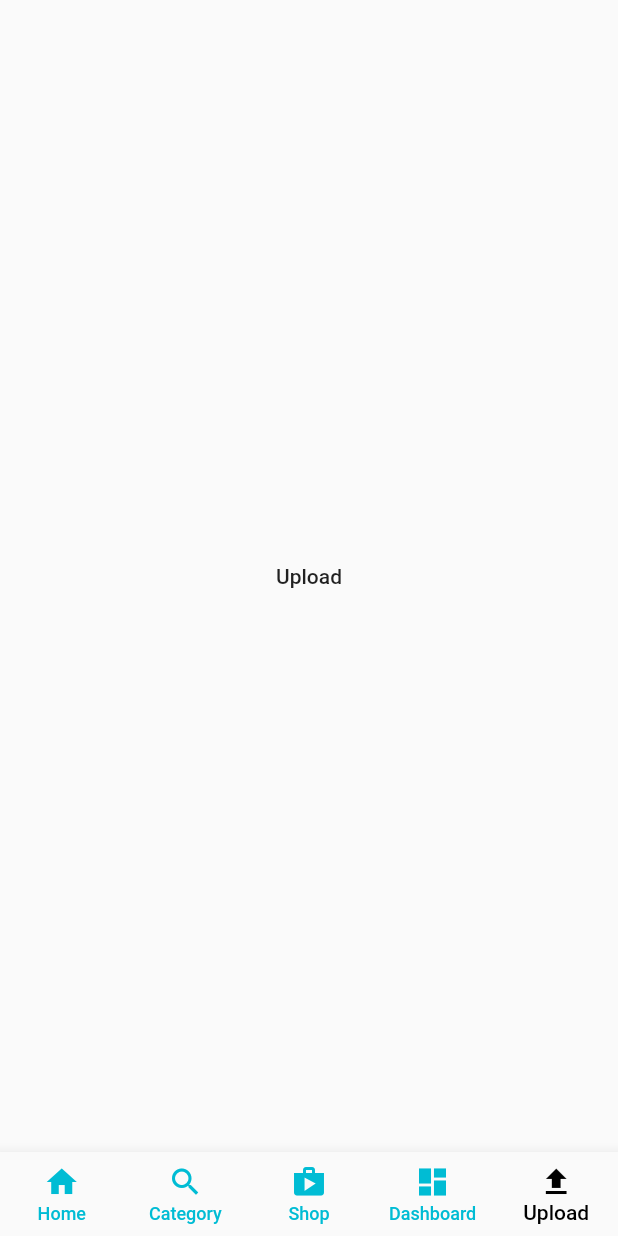
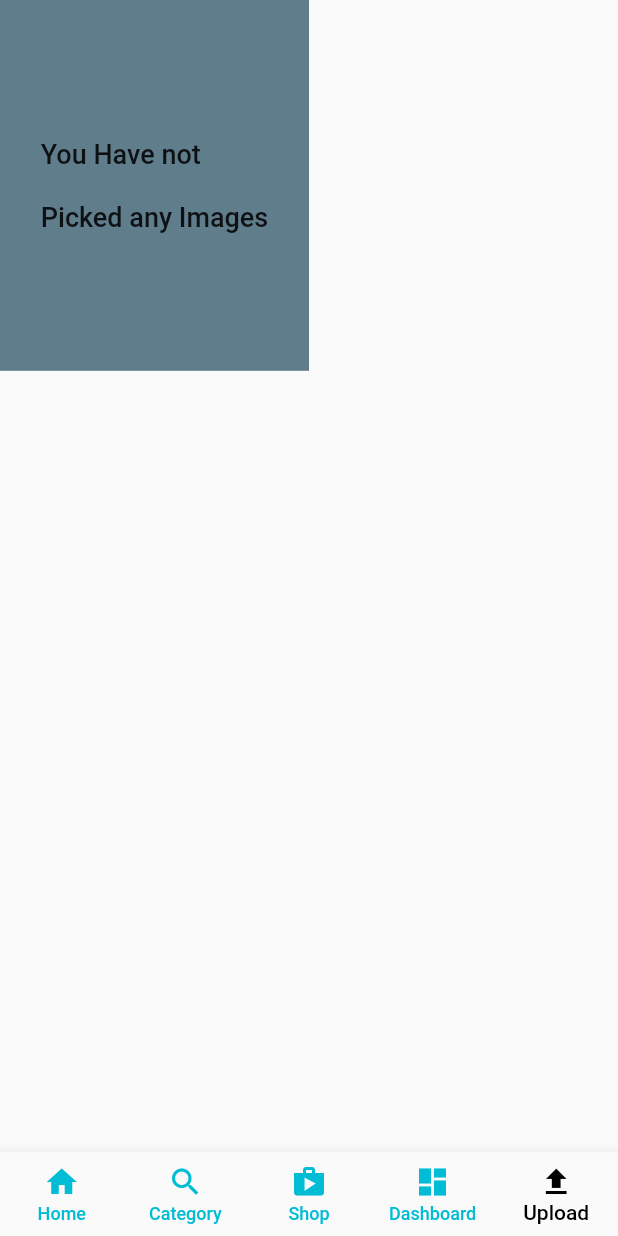
Before and after one commit to RogerParis/multi_vendor, a Flutter app: the screen it shows after launch, item 5 of the bottom bar chosen, on a phone screen of 412 x 824 dp. Run offline on Flutter 3.47's test engine with Material 2 defaults, Android fonts, the light colour scheme and no system bars; our stand-ins replace cloud_firestore, firebase_auth, firebase_core, firebase_storage, image_picker; accounts and stored records are empty.

Commit message:
adds upload products screen

```diff
--- a/lib/views/seller_home_screen.dart
+++ b/lib/views/seller_home_screen.dart
@@ -4,6 +4,7 @@ import 'package:multi_vendor/views/category_screen.dart';
 import 'package:multi_vendor/views/dashboard_screen.dart';
 import 'package:multi_vendor/views/home_screen.dart';
 import 'package:multi_vendor/views/profile_screen.dart';
+import 'package:multi_vendor/views/upload_products_screen.dart';
 
 class SellerHomeScreen extends StatefulWidget {
   static const String routeName = 'SellerHomeScreen';
@@ -24,9 +25,7 @@ class _SellerHomeScreenState extends State<SellerHomeScreen> {
       child: Text('Shop Screen'),
     ),
     const DashboardScreen(),
-    const Center(
-      child: Text('Upload'),
-    ),
+    const UploadProductsScreen(),
   ];
 
   @override
--- /dev/null
+++ b/lib/views/upload_products_screen.dart
@@ -0,0 +1,41 @@
+import 'package:flutter/material.dart';
+import 'package:flutter/src/foundation/key.dart';
+import 'package:flutter/src/widgets/framework.dart';
+
+class UploadProductsScreen extends StatefulWidget {
+  const UploadProductsScreen({Key? key}) : super(key: key);
+
+  @override
+  State<UploadProductsScreen> createState() => _UploadProductsScreenState();
+}
+
+class _UploadProductsScreenState extends State<UploadProductsScreen> {
+  @override
+  Widget build(BuildContext context) {
+    return Scaffold(
+      body: SafeArea(
+        child: Column(
+          children: [
+            Row(
+              children: [
+                Container(
+                  height: MediaQuery.of(context).size.height * 0.3,
+                  width: MediaQuery.of(context).size.width * 0.5,
+                  color: Colors.blueGrey,
+                  child: const Center(
+                    child: Text(
+                      'You Have not\n \nPicked any Images',
+                      style: TextStyle(
+                        fontSize: 18,
+                      ),
+                    ),
+                  ),
+                ),
+              ],
+            ),
+          ],
+        ),
+      ),
+    );
+  }
+}
```
